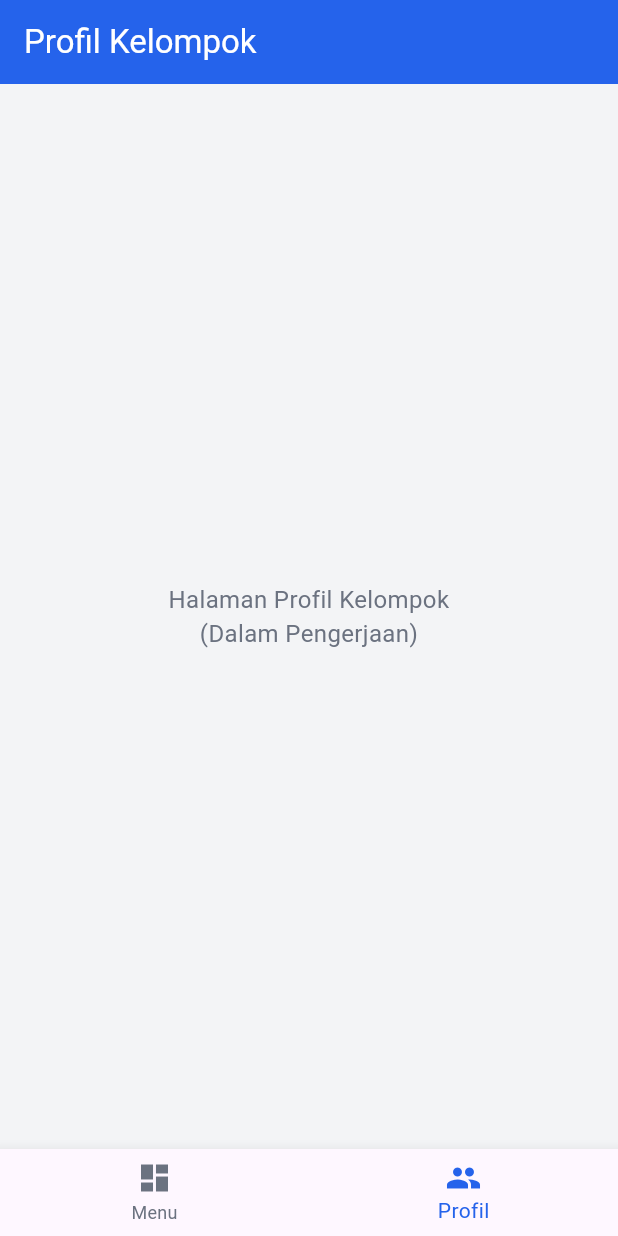
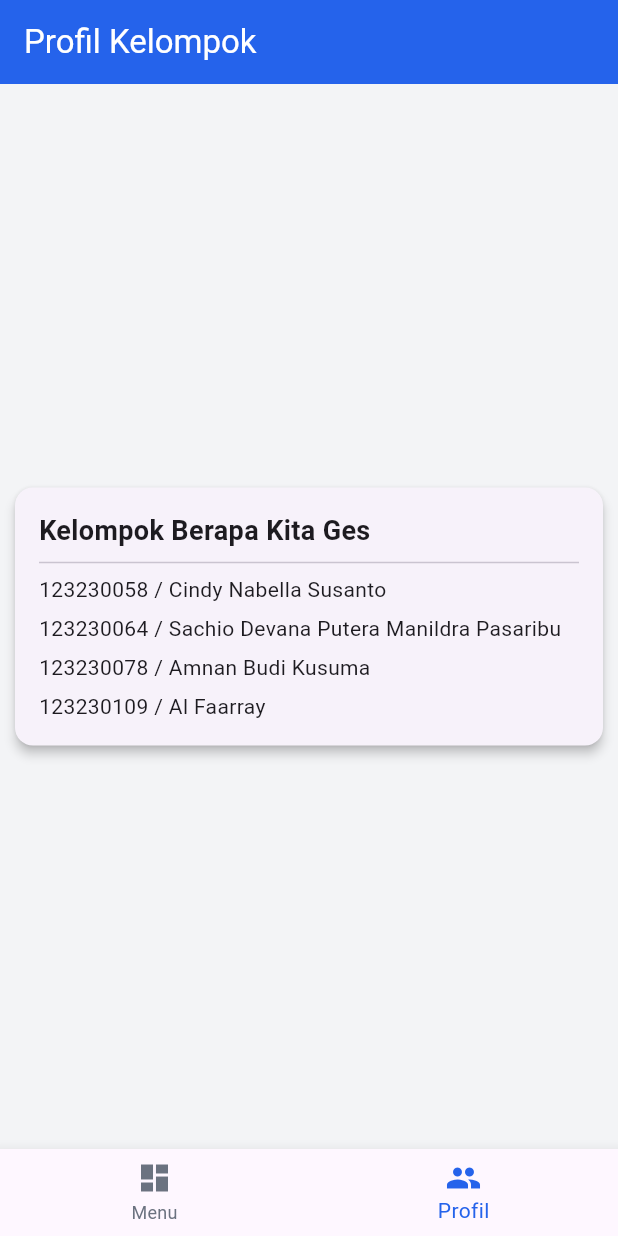
Before and after one commit to AmnanBK/tpm-tugas-modul-4, a Flutter app: the HomeScreen screen opened directly, item 2 of the bottom bar chosen, on a phone screen of 412 x 824 dp. Run offline on Flutter 3.47's test engine with Material 3 defaults, Android fonts, the phone set to English and light mode, and no system bars.

Commit message:
feat: tambah group_profile

```diff
--- a/lib/features/group_profile/screens/profile_screen.dart
+++ b/lib/features/group_profile/screens/profile_screen.dart
@@ -0,0 +1,48 @@
+import 'package:flutter/material.dart';
+
+class ProfileScreen extends StatelessWidget {
+  const ProfileScreen({super.key});
+
+  @override
+  Widget build(BuildContext context) {
+    return Scaffold(
+      body: Center(
+        child: ConstrainedBox(
+          constraints: const BoxConstraints(
+            maxWidth: 400, // lebar card maksimal
+          ),
+          child: Card(
+            elevation: 3,
+            shape: RoundedRectangleBorder(
+              borderRadius: BorderRadius.circular(12),
+            ),
+            child: Padding(
+              padding: const EdgeInsets.all(16),
+              child: Column(
+                mainAxisSize: MainAxisSize.min,
+                crossAxisAlignment: CrossAxisAlignment.start,
+                children: const [
+                  Text(
+                    "Kelompok Berapa Kita Ges",
+                    style: TextStyle(
+                      fontSize: 18,
+                      fontWeight: FontWeight.bold,
+                    ),
+                  ),
+                  Divider(),
+                  Text("123230058 / Cindy Nabella Susanto"),
+                  SizedBox(height: 6),
+                  Text("123230064 / Sachio Devana Putera Manildra Pasaribu"),
+                  SizedBox(height: 6),
+                  Text("123230078 / Amnan Budi Kusuma"),
+                  SizedBox(height: 6),
+                  Text("123230109 / Al Faarray"),
+                ],
+              ),
+            ),
+          ),
+        ),
+      ),
+    );
+  }
+}
--- a/lib/features/home/screens/home_screen.dart
+++ b/lib/features/home/screens/home_screen.dart
@@ -1,5 +1,6 @@
 import 'package:flutter/material.dart';
 import '../../stopwatch/screens/stopwatch_screen.dart';
+import '../../group_profile/screens/profile_screen.dart';
 import '../../../core/theme/app_colors.dart';
 
 class HomeScreen extends StatefulWidget {
@@ -14,7 +15,10 @@ class _HomeScreenState extends State<HomeScreen> {
 
   @override
   Widget build(BuildContext context) {
-    final List<Widget> pages = [_buildMainMenu(), _buildProfilePlaceholder()];
+    final List<Widget> pages = [
+      _buildMainMenu(),
+      const ProfileScreen(),
+    ];
 
     return Scaffold(
       appBar: AppBar(
@@ -104,13 +108,4 @@ class _HomeScreenState extends State<HomeScreen> {
     );
   }
 
-  Widget _buildProfilePlaceholder() {
-    return const Center(
-      child: Text(
-        'Halaman Profil Kelompok\n(Dalam Pengerjaan)',
-        textAlign: TextAlign.center,
-        style: TextStyle(color: AppColors.textSecondary, fontSize: 16),
-      ),
-    );
-  }
 }
```
